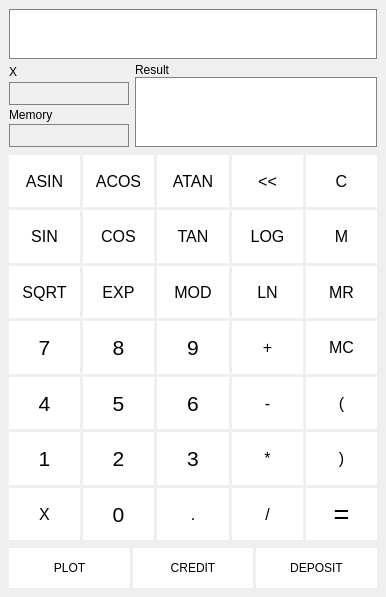
Before: the Qt Designer form gui/mainwindow.ui in lmsnsk/exchange_3, drawn with Qt 5.
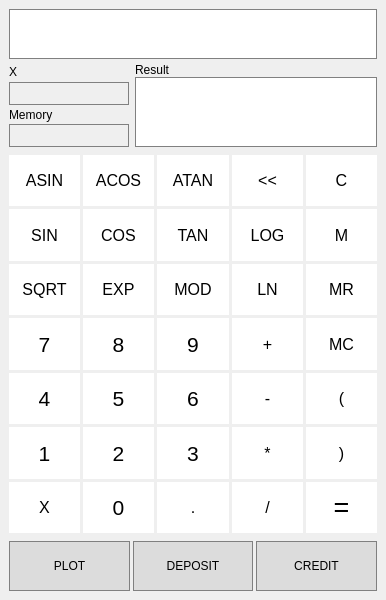
After: the same form once the commit is applied.

```diff
--- a/gui/mainwindow.ui
+++ b/gui/mainwindow.ui
@@ -7,7 +7,7 @@
     <x>0</x>
     <y>0</y>
     <width>386</width>
-    <height>597</height>
+    <height>600</height>
    </rect>
   </property>
   <property name="minimumSize">
@@ -1536,45 +1536,36 @@
         <property name="minimumSize">
          <size>
           <width>30</width>
-          <height>40</height>
+          <height>50</height>
          </size>
         </property>
         <property name="maximumSize">
          <size>
           <width>16777215</width>
-          <height>40</height>
+          <height>50</height>
          </size>
         </property>
+        <property name="styleSheet">
+         <string notr="true">QPushButton {
+	border-radius:0;
+	border:1px solid gray;
+	background-color:rgb(220, 220, 220);
+}
+
+QPushButton::hover {
+	background-color:rgb(150, 150, 150);
+	color:white;
+}
+
+QPushButton::pressed {
+	background-color:rgb(240, 240, 240);
+}</string>
+        </property>
         <property name="text">
          <string>PLOT</string>
         </property>
        </widget>
       </item>
-      <item>
-       <widget class="QPushButton" name="creditButton">
-        <property name="sizePolicy">
-         <sizepolicy hsizetype="Minimum" vsizetype="Preferred">
-          <horstretch>0</horstretch>
-          <verstretch>0</verstretch>
-         </sizepolicy>
-        </property>
-        <property name="minimumSize">
-         <size>
-          <width>0</width>
-          <height>40</height>
-         </size>
-        </property>
-        <property name="maximumSize">
-         <size>
-          <width>16777215</width>
-          <height>40</height>
-         </size>
-        </property>
-        <property name="text">
-         <string>CREDIT</string>
-        </property>
-       </widget>
-      </item>
       <item>
        <widget class="QPushButton" name="depositButton">
         <property name="sizePolicy">
@@ -1586,20 +1577,77 @@
         <property name="minimumSize">
          <size>
           <width>0</width>
-          <height>40</height>
+          <height>50</height>
          </size>
         </property>
         <property name="maximumSize">
          <size>
           <width>16777215</width>
-          <height>40</height>
+          <height>50</height>
          </size>
         </property>
+        <property name="styleSheet">
+         <string notr="true">QPushButton {
+	border-radius:0;
+	border:1px solid gray;
+	background-color:rgb(220, 220, 220);
+}
+
+QPushButton::hover {
+	background-color:rgb(150, 150, 150);
+	color:white;
+}
+
+QPushButton::pressed {
+	background-color:rgb(240, 240, 240);
+}</string>
+        </property>
         <property name="text">
          <string>DEPOSIT</string>
         </property>
        </widget>
       </item>
+      <item>
+       <widget class="QPushButton" name="creditButton">
+        <property name="sizePolicy">
+         <sizepolicy hsizetype="Minimum" vsizetype="Preferred">
+          <horstretch>0</horstretch>
+          <verstretch>0</verstretch>
+         </sizepolicy>
+        </property>
+        <property name="minimumSize">
+         <size>
+          <width>0</width>
+          <height>50</height>
+         </size>
+        </property>
+        <property name="maximumSize">
+         <size>
+          <width>16777215</width>
+          <height>50</height>
+         </size>
+        </property>
+        <property name="styleSheet">
+         <string notr="true">QPushButton {
+	border-radius:0;
+	border:1px solid gray;
+	background-color:rgb(220, 220, 220);
+}
+
+QPushButton::hover {
+	background-color:rgb(150, 150, 150);
+	color:white;
+}
+
+QPushButton::pressed {
+	background-color:rgb(240, 240, 240);
+}</string>
+        </property>
+        <property name="text">
+         <string>CREDIT</string>
+        </property>
+       </widget>
+      </item>
      </layout>
     </item>
    </layout>
```
Left out of the diff: 1072 changed lines with no effect on the pictures.
